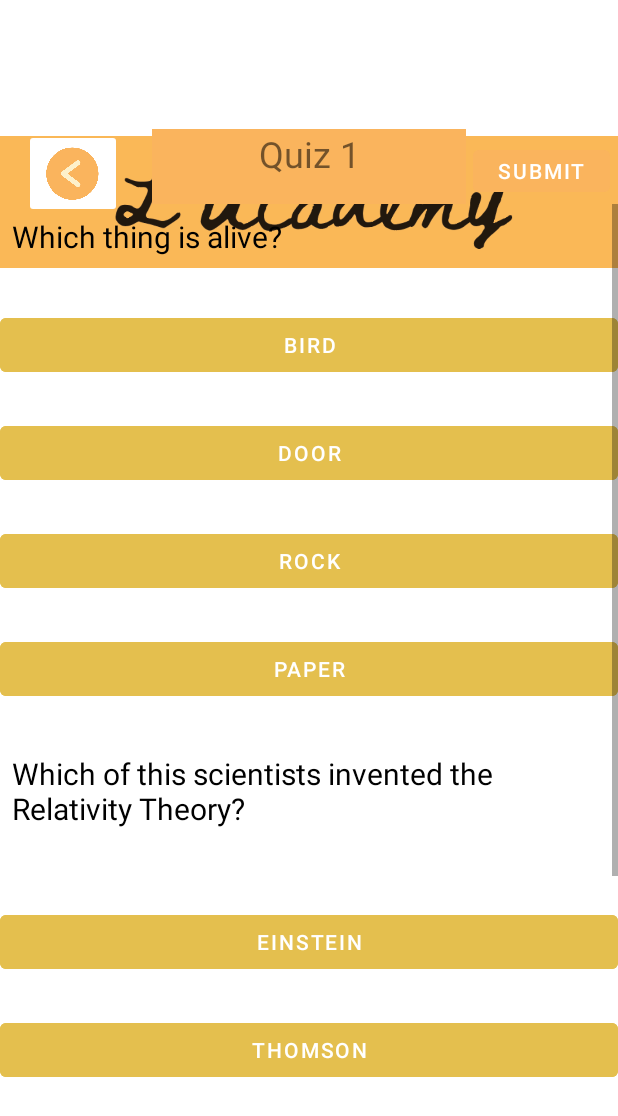
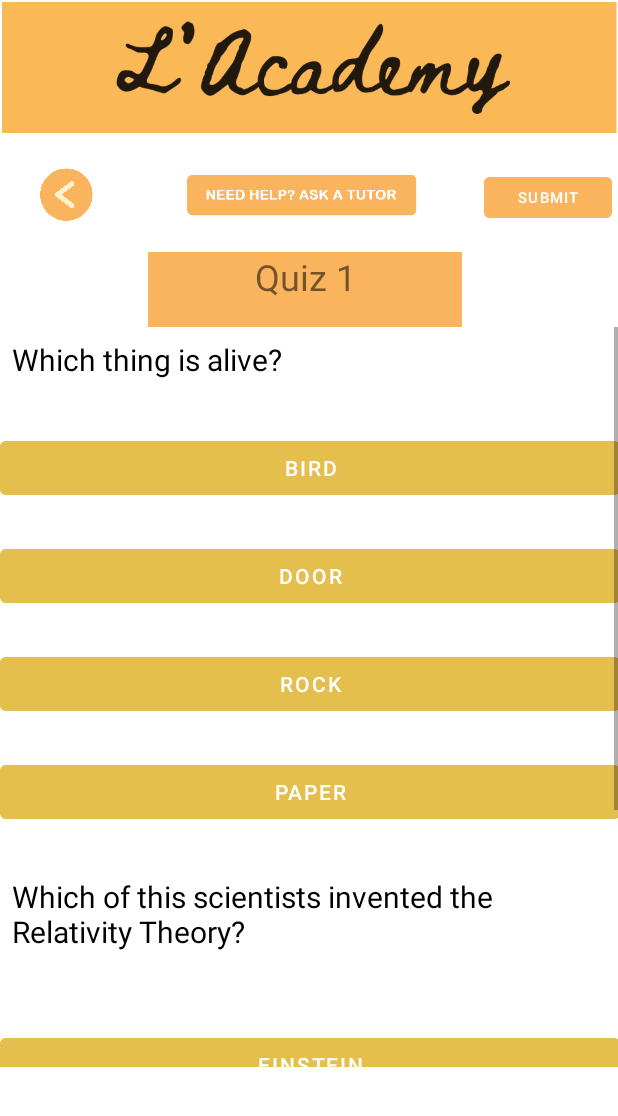
Before and after one commit to ETS-Android5/L-Academy, an Android app: the layout mcq_test.xml on its own in the app's theme, with its tools: preview values and no code run, on a phone screen of 412 x 824 dp. Shown: the top 1116 px of the screen. Run offline under Robolectric (Android 15) with nearby library versions, the phone set to English and light mode, and no system bars.

Commit message:
I have contributed as well

```diff
--- a/MyApplication/app/src/main/res/layout/mcq_test.xml
+++ b/MyApplication/app/src/main/res/layout/mcq_test.xml
@@ -8,36 +8,11 @@
     android:background="@color/white"
     android:layerType="software">
 
-    <Button
-        android:id="@+id/button"
-        android:layout_width="91dp"
-        android:layout_height="40dp"
-        android:layout_marginTop="8dp"
-        android:layout_marginEnd="5dp"
-        android:backgroundTint="#FAB45D "
-        android:text="Submit"
-        app:layout_constraintEnd_toEndOf="parent"
-        app:layout_constraintTop_toTopOf="@+id/textView"
-        tools:ignore="TouchTargetSizeCheck" />
-
-    <ImageView
-        android:id="@+id/imageView"
-        android:layout_width="413dp"
-        android:layout_height="104dp"
-        android:layout_marginBottom="637dp"
-        android:backgroundTint="#FAB45D"
-        app:layout_constraintBottom_toBottomOf="parent"
-        app:layout_constraintEnd_toEndOf="parent"
-        app:layout_constraintStart_toStartOf="parent"
-        app:srcCompat="@drawable/lacademy" />
-
     <ScrollView
         android:id="@+id/scrollView3"
-        android:layout_width="412dp"
-        android:layout_height="582dp"
+        android:layout_width="413dp"
+        android:layout_height="493dp"
         android:contentDescription="Paragraph"
-        app:layout_constraintEnd_toEndOf="parent"
-        app:layout_constraintHorizontal_bias="0.5"
         app:layout_constraintStart_toStartOf="parent"
         app:layout_constraintTop_toBottomOf="@+id/textView">
 
@@ -151,12 +126,39 @@
         </LinearLayout>
     </ScrollView>
 
+    <ImageButton
+        android:id="@+id/imageButton7"
+        android:layout_width="236dp"
+        android:layout_height="55dp"
+        android:layout_marginTop="104dp"
+        android:backgroundTint="#00FFFFFF"
+        android:scaleType="fitCenter"
+        app:layout_constraintEnd_toEndOf="parent"
+        app:layout_constraintHorizontal_bias="0.48"
+        app:layout_constraintStart_toStartOf="parent"
+        app:layout_constraintTop_toTopOf="parent"
+        app:srcCompat="@drawable/need_help"
+        tools:ignore="SpeakableTextPresentCheck" />
+
+    <Button
+        android:id="@+id/button"
+        android:layout_width="85dp"
+        android:layout_height="39dp"
+        android:layout_marginTop="112dp"
+        android:layout_marginEnd="4dp"
+        android:backgroundTint="#FAB45D "
+        android:text="Submit"
+        android:textSize="10sp"
+        app:layout_constraintEnd_toEndOf="parent"
+        app:layout_constraintTop_toTopOf="parent"
+        tools:ignore="TouchTargetSizeCheck" />
+
     <TextView
         android:id="@+id/textView"
         android:layout_width="209dp"
         android:layout_height="50dp"
-        android:layout_marginTop="86dp"
-        android:layout_marginEnd="101dp"
+        android:layout_marginTop="168dp"
+        android:layout_marginEnd="104dp"
         android:background="#FAB45D"
         android:backgroundTint="#FAB45D"
         android:text="Quiz 1"
@@ -171,8 +173,8 @@
         android:id="@+id/imageButton3"
         android:layout_width="65dp"
         android:layout_height="59dp"
-        android:layout_marginStart="16dp"
-        android:layout_marginTop="86dp"
+        android:layout_marginStart="12dp"
+        android:layout_marginTop="100dp"
         android:backgroundTint="#ffff"
         android:scaleType="fitCenter"
         app:layout_constraintStart_toStartOf="parent"
@@ -180,4 +182,13 @@
         app:srcCompat="@drawable/back_button"
         tools:ignore="SpeakableTextPresentCheck" />
 
+    <ImageView
+        android:id="@+id/imageView14"
+        android:layout_width="410dp"
+        android:layout_height="90.1dp"
+        app:layout_constraintEnd_toEndOf="parent"
+        app:layout_constraintStart_toStartOf="parent"
+        app:layout_constraintTop_toTopOf="parent"
+        app:srcCompat="@drawable/head_allen" />
+
 </androidx.constraintlayout.widget.ConstraintLayout>
```
